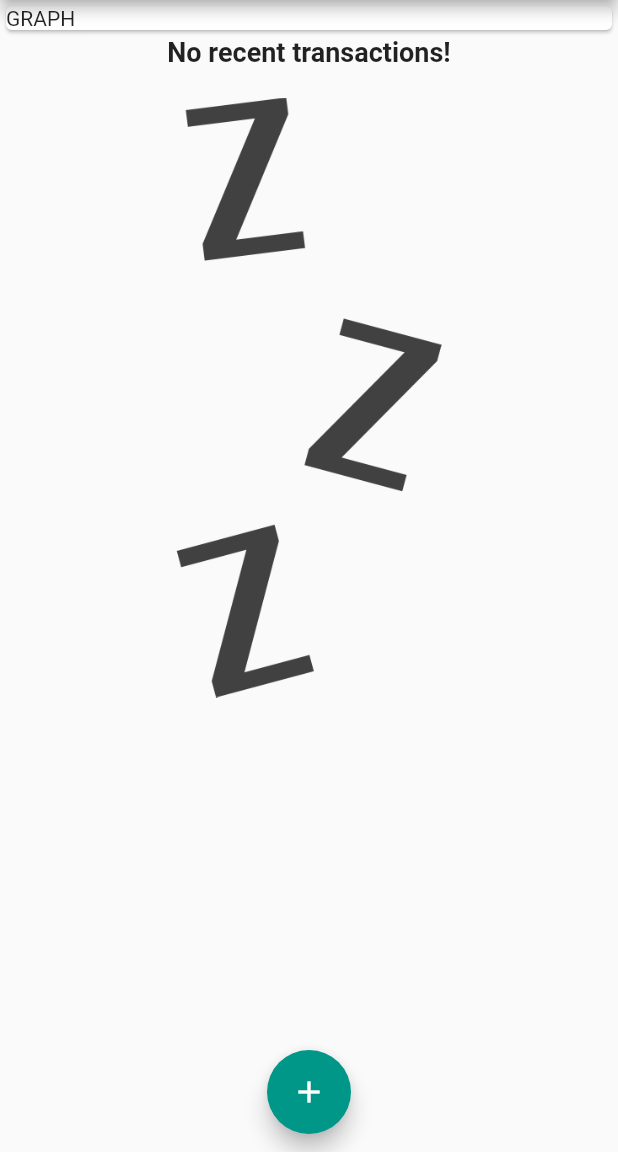
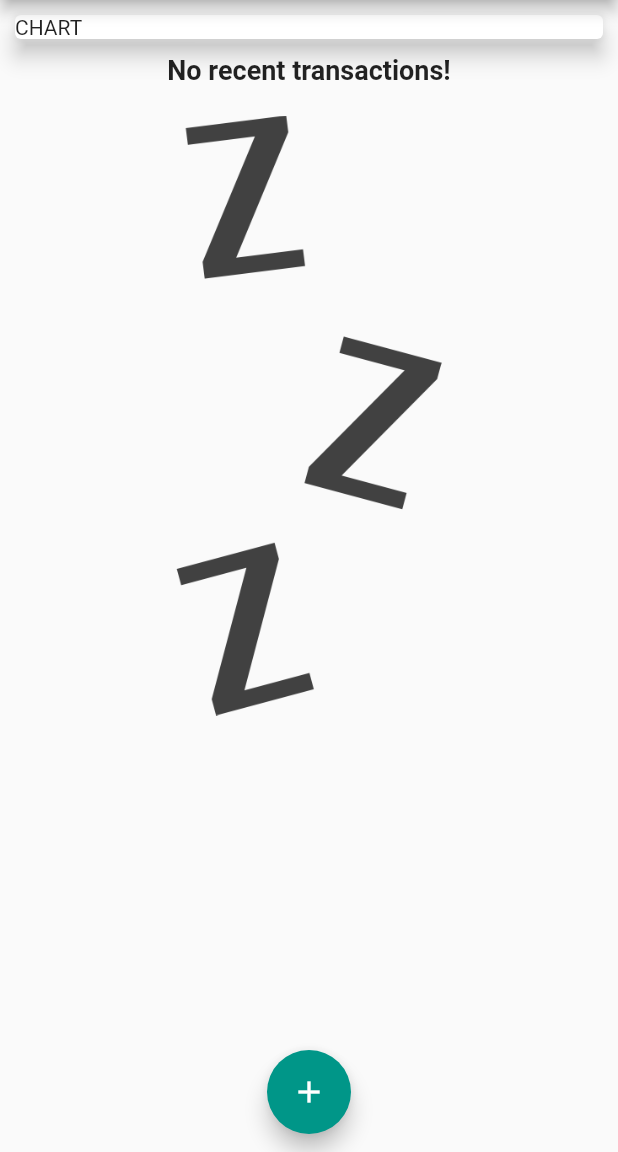
Before and after one commit to leticek/expenses_app, a Flutter app: the screen it shows after launch, on a phone screen of 412 x 824 dp, the part 84-1236 px from its top. Run offline on Flutter 3.47's test engine with Material 2 defaults, Android fonts, the phone set to English and light mode, and no system bars.

Commit message:
chart logic implemnted

```diff
--- a/lib/main.dart
+++ b/lib/main.dart
@@ -3,6 +3,7 @@ import 'package:flutter/material.dart';
 import './models/transaction.dart';
 import './widgets/new_transaction.dart';
 import './widgets/transaction_list.dart';
+import './widgets/chart.dart';
 
 void main() {
   runApp(MyApp());
@@ -51,6 +52,16 @@ class _MyExpensesHomeState extends State<MyExpensesHome> {
     //   date: DateTime.now(),
     // ),
   ];
+
+  List<Transaction> get _recentTransactions {
+    return this._transactionList.where((element) {
+      return element.date.isAfter(
+        DateTime.now().subtract(
+          Duration(days: 7),
+        ),
+      );
+    }).toList();
+  }
 
   void _addTransaction({String tTitle, double tAmount}) {
     final t = Transaction(
@@ -102,11 +113,7 @@ class _MyExpensesHomeState extends State<MyExpensesHome> {
         child: Column(
           crossAxisAlignment: CrossAxisAlignment.stretch,
           children: <Widget>[
-            Container(
-              child: Card(
-                child: Text('GRAPH'),
-              ),
-            ),
+            Chart(transactions: this._recentTransactions),
             TransactionList(
               transactionList: this._transactionList,
             ),
--- /dev/null
+++ b/lib/widgets/chart.dart
@@ -0,0 +1,46 @@
+import 'package:flutter/material.dart';
+import 'package:intl/intl.dart';
+
+import '../models/transaction.dart';
+
+class Chart extends StatelessWidget {
+  final List<Transaction> transactions;
+
+  Chart({@required this.transactions});
+
+  List<Map<String, Object>> get transactionValues {
+    return List.generate(7, (index) {
+      final weekDay = DateTime.now().subtract(
+        Duration(days: index),
+      );
+      var totalSum = 0.0;
+
+      for (var transaction in transactions) {
+        if (transaction.date.day == weekDay.day &&
+            transaction.date.month == weekDay.month &&
+            transaction.date.year == weekDay.year) {
+          totalSum += transaction.price;
+        }
+      }
+
+      return {
+        'day': DateFormat.E().format(weekDay),
+        'amount': totalSum,
+      };
+    });
+  }
+
+  @override
+  Widget build(BuildContext context) {
+    print(transactionValues);
+    return Card(
+      elevation: 6,
+      margin: EdgeInsets.all(10),
+      child: Row(
+        children: [
+          Text('CHART'),
+        ],
+      ),
+    );
+  }
+}
--- a/lib/widgets/transaction_list.dart
+++ b/lib/widgets/transaction_list.dart
@@ -35,7 +35,6 @@ class TransactionList extends StatelessWidget {
               )
             : ListView.builder(
                 itemBuilder: (ctx, index) {
-                  print('build list');
                   return TransactionWidget(
                     transaction: transactionList.elementAt(index),
                   );
--- a/pubspec.yaml
+++ b/pubspec.yaml
@@ -43,7 +43,7 @@ flutter:
 
   # To add assets to your application, add an assets section, like this:
   assets:
-    - assets/images/waiting.png
+     - assets/images/waiting.png
   #  - images/a_dot_burr.jpeg
   #  - images/a_dot_ham.jpeg
 
```
Also changed, not shown: lib/widgets/chart_bar.dart (added, +18 -0 lines).
